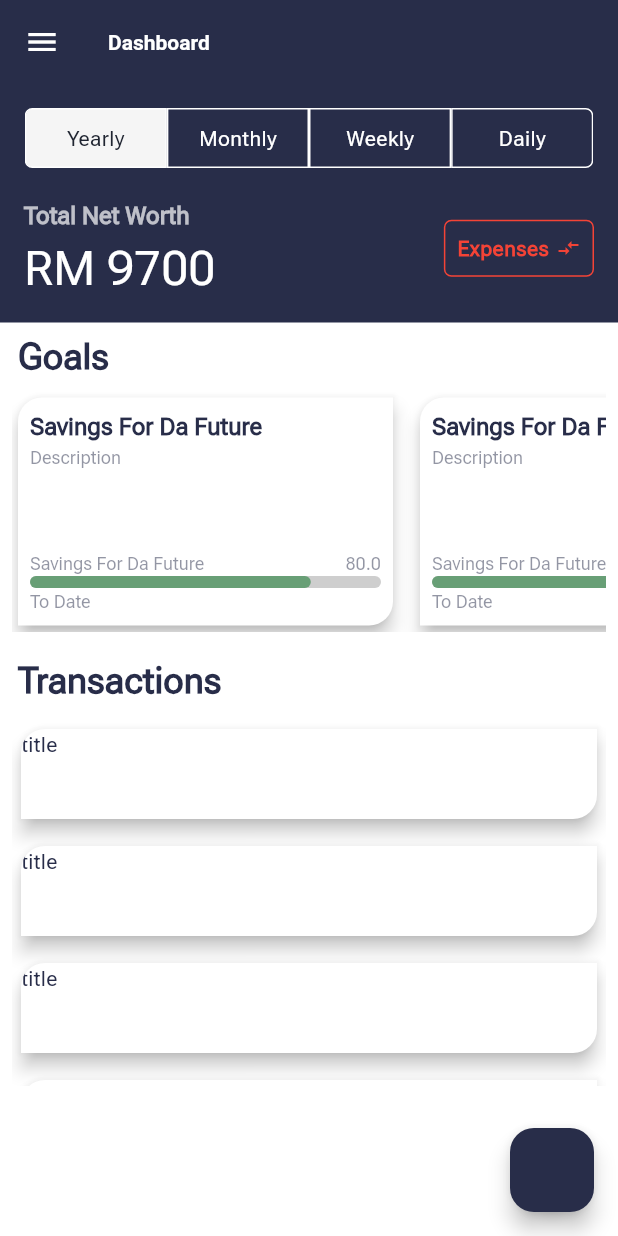
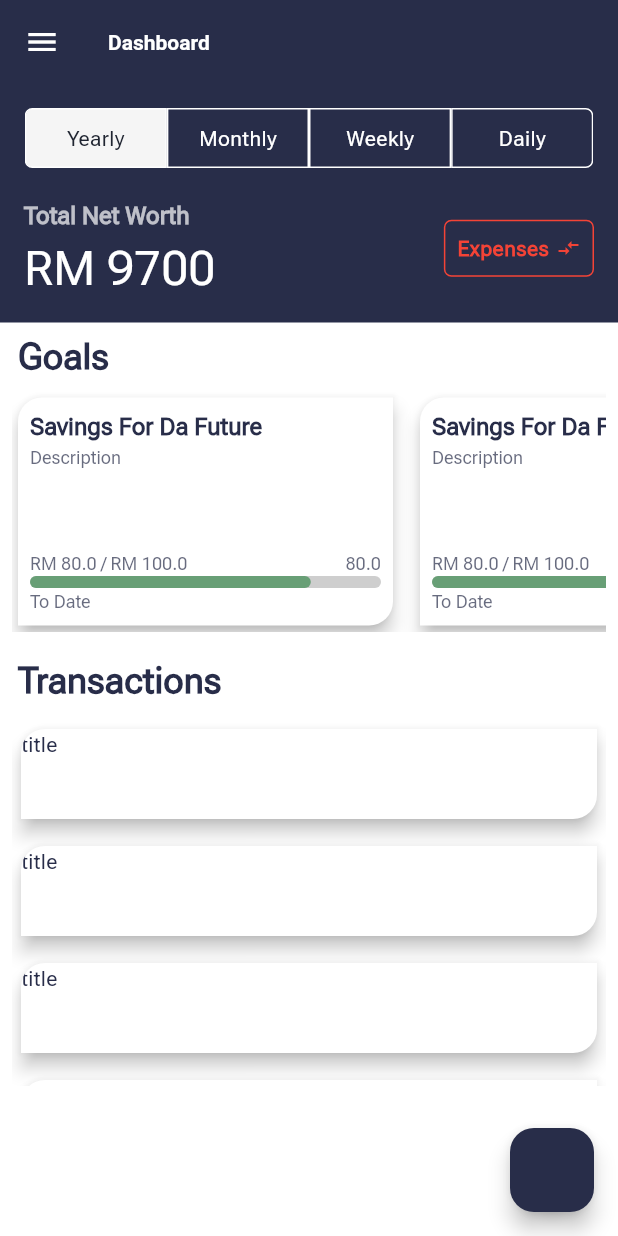
Before and after one commit to AnwarBujangHuat/budgetapp, a Flutter app: the screen it shows after launch, on a phone screen of 412 x 824 dp. Run offline on Flutter 3.47's test engine with Material 3 defaults, Android fonts, the phone set to English and light mode, and no system bars; our stand-ins replace connectivity_plus, dartz, dio, fl_chart, freezed_annotation, hooks_riverpod and 1 more; generated files the repository leaves out were written again.

Commit message:
feat: :art:

```diff
--- a/lib/app/app_style.dart
+++ b/lib/app/app_style.dart
@@ -105,8 +105,7 @@ class AppColors {
   static const Color cardBackgroundColor = Color.fromARGB(255, 28, 28, 28);
   static const Color blackVariant = Color(0xFF333333);
   static const Color darkBlue = Color(0xFF282D49);
-  static const Color darkBlueLessOpacity =
-      Color.fromARGB(128, 0x28, 0x2D, 0x49);
+  static const Color darkBlueLessOpacity = Color(0xB3282D49);
   static const Color primaryDarkBackground = Color.fromARGB(255, 19, 19, 20);
   static const Color secondaryDarkBackground = Color(0xFF1F212A);
   static const Color darkBlueVariant = Color(0xFF202531);
--- a/lib/presentation/dashboard/widget/card_goal.dart
+++ b/lib/presentation/dashboard/widget/card_goal.dart
@@ -39,7 +39,8 @@ class GoalCard extends StatelessWidget {
               mainAxisSize: MainAxisSize.max,
               mainAxisAlignment: MainAxisAlignment.spaceBetween,
               children: [
-                Text(title, style: currentTheme.textTheme.labelSmall),
+                Text('RM $progress / RM $total',
+                    style: currentTheme.textTheme.labelSmall),
                 Text(progress.toString(),
                     style: currentTheme.textTheme.labelSmall),
               ],
```
